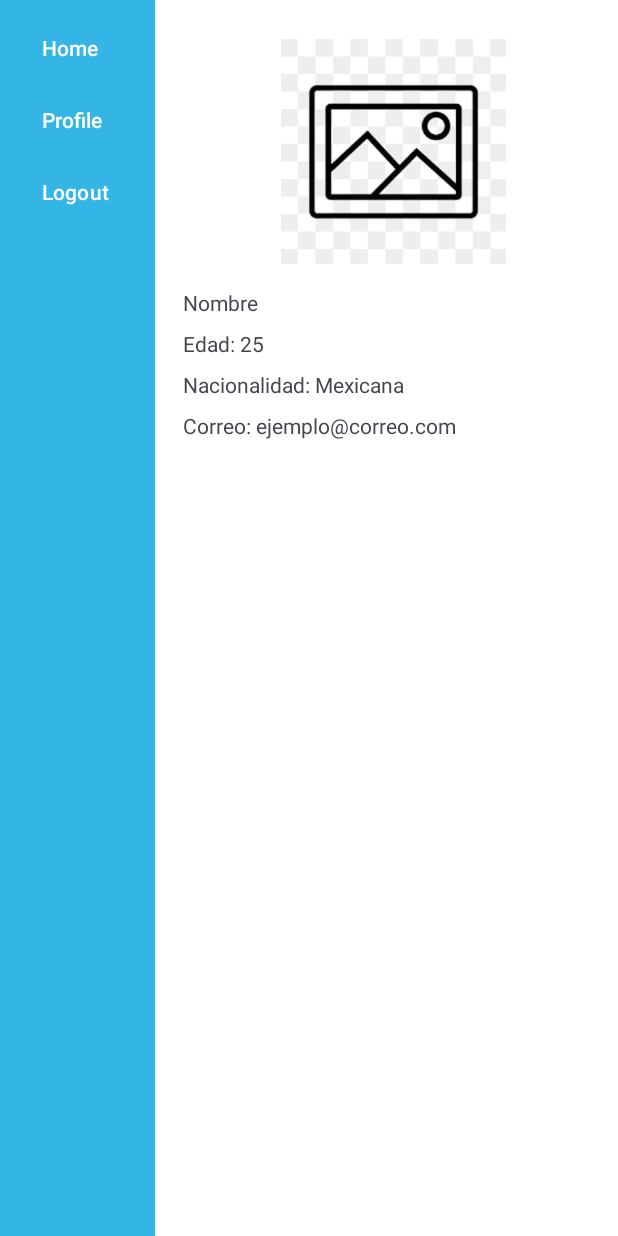
After one commit to nicoceron/SmartTravels, an Android app: the ProfileActivity screen opened directly, with no data from a screen before it, on a phone screen of 412 x 824 dp. The commit adds this screen. Run offline under Robolectric (Android 15) with nearby library versions, the phone set to English and light mode, and no system bars.

Commit message:
Inclusión del perfil.

```diff
--- a/app/src/main/AndroidManifest.xml
+++ b/app/src/main/AndroidManifest.xml
@@ -29,6 +29,10 @@
             android:name=".MainActivity"
             android:exported="true" />
 
+        <activity
+            android:name=".ProfileActivity"
+            android:exported="true" />
+
     </application>
 
 </manifest>
--- a/app/src/main/java/com/example/smarttravels/MainActivity.kt
+++ b/app/src/main/java/com/example/smarttravels/MainActivity.kt
@@ -1,16 +1,18 @@
 package com.example.smarttravels
 
+import android.content.Intent
 import androidx.appcompat.app.AppCompatActivity
 import android.os.Bundle
 import android.widget.ArrayAdapter
 import android.widget.AutoCompleteTextView
 import androidx.recyclerview.widget.LinearLayoutManager
+import com.google.android.material.navigation.NavigationView
 
 class MainActivity : AppCompatActivity() {
 
     private lateinit var packagesRecyclerView: androidx.recyclerview.widget.RecyclerView
     private lateinit var bestForYouRecyclerView: androidx.recyclerview.widget.RecyclerView
-
+    private lateinit var navigationView: NavigationView
     private lateinit var packageAdapter: PackageAdapter
     private lateinit var bestForYouAdapter: BestForYouAdapter
 
@@ -60,5 +62,28 @@ class MainActivity : AppCompatActivity() {
         searchEditText.setAdapter(adapter)
         searchEditText.threshold = 1
 
+        navigationView = findViewById(R.id.navigationView)
+
+        navigationView.setNavigationItemSelectedListener { menuItem ->
+            when (menuItem.itemId) {
+                R.id.nav_home -> {
+                    // Acción para el item Home no hacer nada
+                    true
+                }
+                R.id.nav_profile -> {
+                    // Acción para el item Profile
+                    val intent = Intent(this, ProfileActivity::class.java)
+                    startActivity(intent)
+                    true
+                }
+                R.id.nav_logout -> {
+                    // Acción para el item Logout
+                    // Aquí puedes implementar el código para cerrar sesión
+                    true
+                }
+                else -> false
+            }
+        }
+
     }
 }
--- /dev/null
+++ b/app/src/main/java/com/example/smarttravels/ProfileActivity.kt
@@ -0,0 +1,12 @@
+package com.example.smarttravels
+
+import android.os.Bundle
+import androidx.appcompat.app.AppCompatActivity
+
+class ProfileActivity : AppCompatActivity() {
+    override fun onCreate(savedInstanceState: Bundle?) {
+        super.onCreate(savedInstanceState)
+        setContentView(R.layout.activity_profile) // Reemplaza con el nombre de tu XML/layout
+        // Otro código de inicialización si es necesario
+    }
+}
--- /dev/null
+++ b/app/src/main/res/layout/activity_profile.xml
@@ -0,0 +1,95 @@
+<?xml version="1.0" encoding="utf-8"?>
+<androidx.constraintlayout.widget.ConstraintLayout xmlns:android="http://schemas.android.com/apk/res/android"
+    xmlns:app="http://schemas.android.com/apk/res-auto"
+    xmlns:tools="http://schemas.android.com/tools"
+    android:layout_width="match_parent"
+    android:layout_height="match_parent"
+    tools:context=".MainActivity"
+    android:padding="0dp"
+    android:background="@color/white">
+
+    <!-- Barra Lateral -->
+    <com.google.android.material.navigation.NavigationView
+        android:id="@+id/navigationView"
+        android:layout_width="103dp"
+        android:layout_height="match_parent"
+        android:layout_gravity="start"
+        android:background="@android:color/holo_blue_light"
+        app:layout_constraintBottom_toBottomOf="parent"
+        app:layout_constraintStart_toStartOf="parent"
+        app:layout_constraintTop_toTopOf="parent"
+        app:menu="@menu/nav_menu"
+        app:itemTextColor="@android:color/white"
+        app:itemIconTint="@android:color/white"/>
+
+    <!-- Contenido Principal -->
+    <androidx.constraintlayout.widget.ConstraintLayout
+        android:id="@+id/mainContent"
+        android:layout_width="300dp"
+        android:layout_height="match_parent"
+        android:padding="10dp"
+        app:layout_constraintBottom_toBottomOf="parent"
+        app:layout_constraintEnd_toEndOf="parent"
+        app:layout_constraintHorizontal_bias="1.0"
+        app:layout_constraintStart_toEndOf="@id/navigationView"
+        app:layout_constraintTop_toTopOf="parent"
+        app:layout_constraintVertical_bias="0.0">
+
+        <!-- Imagen de perfil -->
+        <ImageView
+            android:id="@+id/profileImage"
+            android:layout_width="150dp"
+            android:layout_height="150dp"
+            android:src="@drawable/placeholder"
+            app:layout_constraintTop_toTopOf="parent"
+            app:layout_constraintBottom_toTopOf="@+id/nameText"
+            app:layout_constraintStart_toStartOf="parent"
+            app:layout_constraintEnd_toEndOf="parent"
+            android:layout_marginTop="16dp"/>
+
+        <!-- Campo de texto para nombre -->
+        <TextView
+            android:id="@+id/nameText"
+            android:layout_width="0dp"
+            android:layout_height="wrap_content"
+            android:text="Nombre"
+            app:layout_constraintTop_toBottomOf="@+id/profileImage"
+            app:layout_constraintStart_toStartOf="parent"
+            app:layout_constraintEnd_toEndOf="parent"
+            android:layout_marginTop="16dp"/>
+
+        <!-- Texto de edad -->
+        <TextView
+            android:id="@+id/ageText"
+            android:layout_width="0dp"
+            android:layout_height="wrap_content"
+            android:text="Edad: 25"
+            app:layout_constraintTop_toBottomOf="@+id/nameText"
+            app:layout_constraintStart_toStartOf="parent"
+            app:layout_constraintEnd_toEndOf="parent"
+            android:layout_marginTop="8dp"/>
+
+        <!-- Texto de nacionalidad -->
+        <TextView
+            android:id="@+id/nationalityText"
+            android:layout_width="0dp"
+            android:layout_height="wrap_content"
+            android:text="Nacionalidad: Mexicana"
+            app:layout_constraintTop_toBottomOf="@+id/ageText"
+            app:layout_constraintStart_toStartOf="parent"
+            app:layout_constraintEnd_toEndOf="parent"
+            android:layout_marginTop="8dp"/>
+
+        <!-- Texto de correo -->
+        <TextView
+            android:id="@+id/emailText"
+            android:layout_width="0dp"
+            android:layout_height="wrap_content"
+            android:text="Correo: ejemplo@correo.com"
+            app:layout_constraintTop_toBottomOf="@+id/nationalityText"
+            app:layout_constraintStart_toStartOf="parent"
+            app:layout_constraintEnd_toEndOf="parent"
+            android:layout_marginTop="8dp"/>
+
+    </androidx.constraintlayout.widget.ConstraintLayout>
+</androidx.constraintlayout.widget.ConstraintLayout>
```
